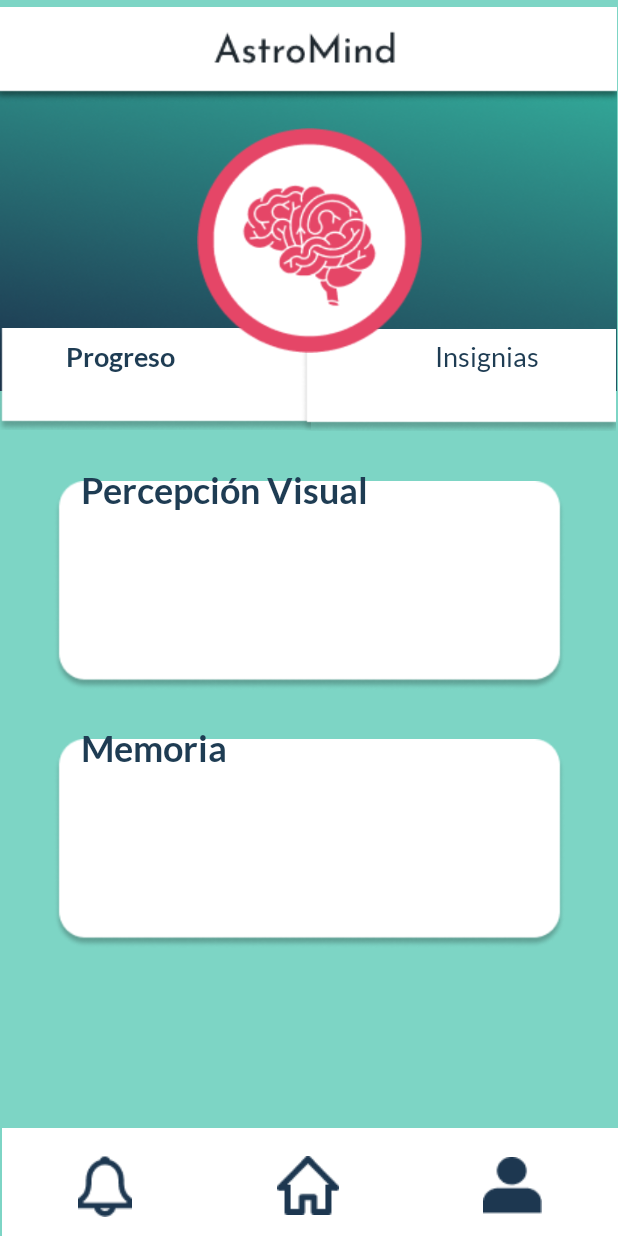
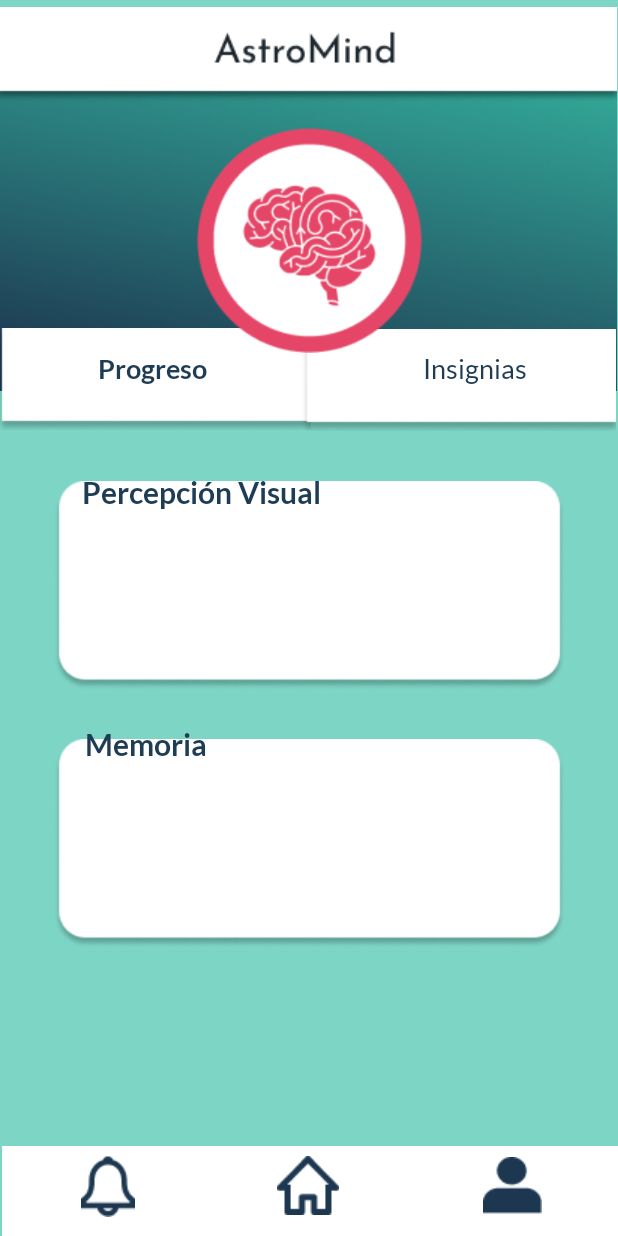
Before and after one commit to juanez1999/FinalIntegrado_2019-1, an Android app: the Perfil screen opened directly, with no data from a screen before it, on a phone screen of 412 x 824 dp. Run offline under Robolectric (Android 15) with nearby library versions, the phone set to English and light mode, and no system bars.

Commit message:
Corregir cosiras del perfil

```diff
--- a/Ecosistemas/app/src/main/res/layout/activity_home.xml
+++ b/Ecosistemas/app/src/main/res/layout/activity_home.xml
@@ -88,7 +88,7 @@
         app:layout_constraintHorizontal_bias="0.498"
         app:layout_constraintStart_toStartOf="parent"
         app:layout_constraintTop_toBottomOf="@+id/btn_comenzar_home"
-        app:layout_constraintVertical_bias="0.849"
+        app:layout_constraintVertical_bias="0.868"
         app:srcCompat="@drawable/boton_home" />
 
     <ImageButton
@@ -105,7 +105,7 @@
         app:layout_constraintHorizontal_bias="0.324"
         app:layout_constraintStart_toStartOf="parent"
         app:layout_constraintTop_toBottomOf="@+id/btn_comenzar_home"
-        app:layout_constraintVertical_bias="0.849"
+        app:layout_constraintVertical_bias="0.868"
         app:srcCompat="@drawable/boton_notificaciones" />
 
     <ImageButton
@@ -122,7 +122,7 @@
         app:layout_constraintHorizontal_bias="0.675"
         app:layout_constraintStart_toEndOf="@+id/btn_home_perfil"
         app:layout_constraintTop_toBottomOf="@+id/btn_comenzar_home"
-        app:layout_constraintVertical_bias="0.849"
+        app:layout_constraintVertical_bias="0.868"
         app:srcCompat="@drawable/perfil_boton" />
 
 
--- a/Ecosistemas/app/src/main/res/layout/activity_perfil.xml
+++ b/Ecosistemas/app/src/main/res/layout/activity_perfil.xml
@@ -76,17 +76,17 @@
         android:textSize="18sp"
         app:layout_constraintBottom_toTopOf="@+id/img_tarjeta1_perfil"
         app:layout_constraintEnd_toEndOf="parent"
-        app:layout_constraintHorizontal_bias="0.111"
+        app:layout_constraintHorizontal_bias="0.177"
         app:layout_constraintStart_toStartOf="@+id/img_fondo_perfil"
         app:layout_constraintTop_toTopOf="parent"
-        app:layout_constraintVertical_bias="0.774" />
+        app:layout_constraintVertical_bias="0.803" />
 
     <TextView
         android:id="@+id/tv_insignias_perfil"
         android:layout_width="wrap_content"
         android:layout_height="wrap_content"
         android:layout_marginTop="8dp"
-        android:layout_marginEnd="92dp"
+        android:layout_marginEnd="100dp"
         android:layout_marginBottom="8dp"
         android:fontFamily="@font/lato_regular"
         android:text="Insignias"
@@ -95,7 +95,7 @@
         app:layout_constraintBottom_toTopOf="@+id/img_tarjeta1_perfil"
         app:layout_constraintEnd_toEndOf="@+id/btn_insignias_perfil"
         app:layout_constraintTop_toTopOf="parent"
-        app:layout_constraintVertical_bias="0.774" />
+        app:layout_constraintVertical_bias="0.803" />
 
     <ImageView
         android:id="@+id/img_foto_perfil"
@@ -146,14 +146,14 @@
         android:layout_width="wrap_content"
         android:layout_height="wrap_content"
         android:layout_marginStart="8dp"
-        android:layout_marginTop="312dp"
+        android:layout_marginTop="316dp"
         android:layout_marginEnd="8dp"
         android:fontFamily="@font/lato_bold"
         android:text="Percepción Visual"
         android:textColor="@color/colorPrimaryDark"
-        android:textSize="24sp"
+        android:textSize="20sp"
         app:layout_constraintEnd_toEndOf="parent"
-        app:layout_constraintHorizontal_bias="0.227"
+        app:layout_constraintHorizontal_bias="0.196"
         app:layout_constraintStart_toStartOf="@+id/img_fondo_perfil"
         app:layout_constraintTop_toTopOf="parent" />
 
@@ -167,7 +167,7 @@
         android:fontFamily="@font/lato_bold"
         android:text="Memoria"
         android:textColor="@color/colorPrimaryDark"
-        android:textSize="24sp"
+        android:textSize="20sp"
         app:layout_constraintEnd_toEndOf="parent"
         app:layout_constraintHorizontal_bias="0.154"
         app:layout_constraintStart_toStartOf="@+id/img_fondo_perfil"
@@ -176,7 +176,7 @@
     <ImageButton
         android:id="@+id/btn_nav_perfil"
         android:layout_width="420dp"
-        android:layout_height="72dp"
+        android:layout_height="60dp"
         android:layout_marginStart="8dp"
         android:layout_marginTop="8dp"
         android:layout_marginEnd="8dp"
@@ -217,7 +217,7 @@
         android:background="@null"
         app:layout_constraintBottom_toBottomOf="parent"
         app:layout_constraintEnd_toStartOf="@+id/btn_home_perfil"
-        app:layout_constraintHorizontal_bias="0.324"
+        app:layout_constraintHorizontal_bias="0.342"
         app:layout_constraintStart_toStartOf="parent"
         app:layout_constraintTop_toBottomOf="@+id/btn_comenzar_home"
         app:layout_constraintVertical_bias="0.849"
```
Also changed, not shown: Ecosistemas/app/src/main/java/com/eco/bravoperezquevedomarmolejo/finalintegrado_appestudiantes/InicioSesion.java (+12 -0 lines), Ecosistemas/app/src/main/java/com/eco/bravoperezquevedomarmolejo/finalintegrado_appestudiantes/Registro.java (+12 -0 lines), Ecosistemas/app/src/main/res/layout/activity_inicio_sesion.xml (+26 -0 lines), Ecosistemas/app/src/main/res/layout/activity_registro.xml (+14 -0 lines).
